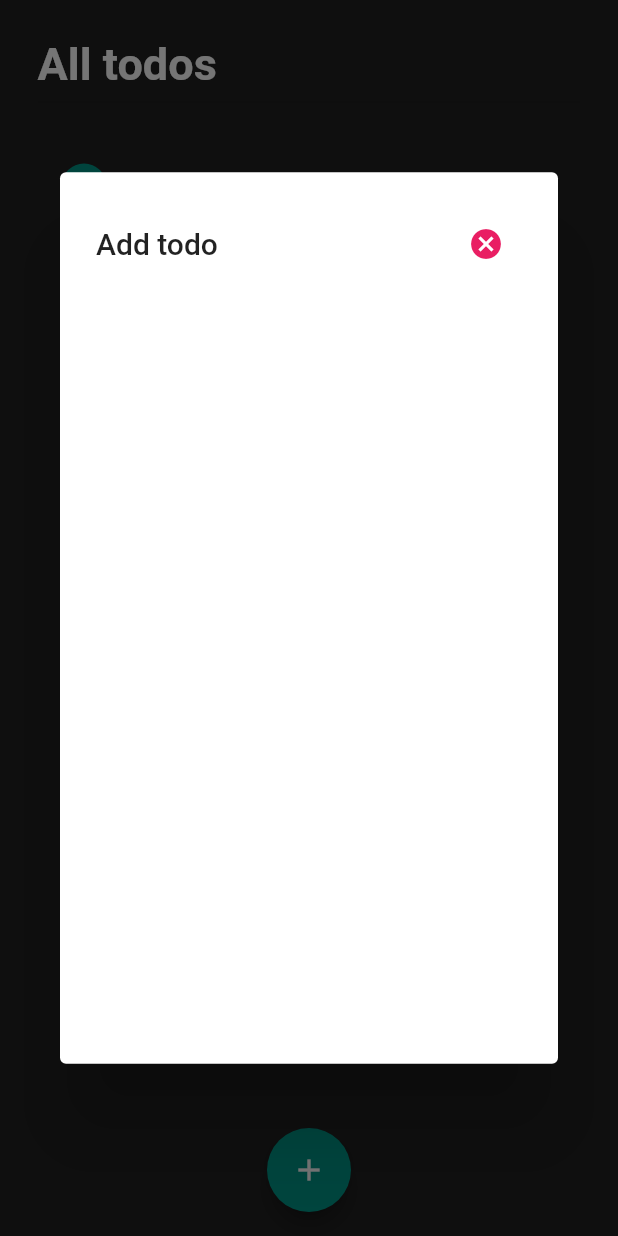
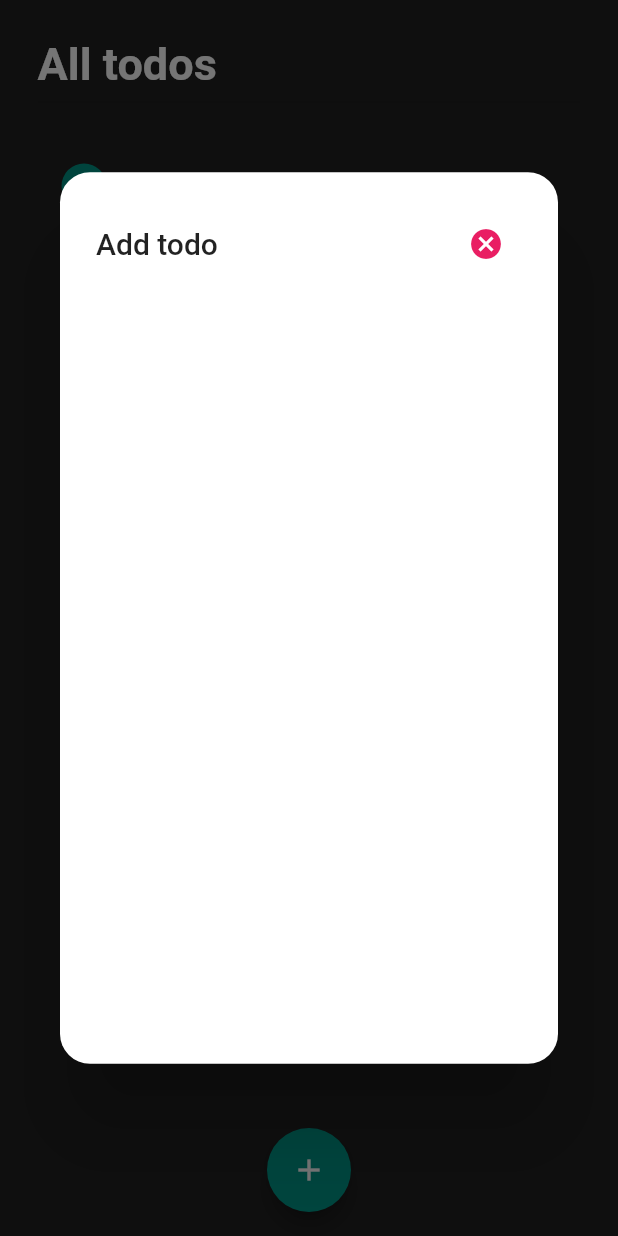
Before and after one commit to kangsudal/todoapp_2021, a Flutter app: the screen it shows after launch, after a tap on the "add" icon, on a phone screen of 412 x 824 dp. Run offline on Flutter 3.47's test engine with Material 2 defaults, Android fonts, the light colour scheme and no system bars.

Commit message:
Dialog Rounded Border

```diff
--- a/lib/todo_list.dart
+++ b/lib/todo_list.dart
@@ -59,6 +59,9 @@ class TodoList extends StatelessWidget {
               context: context,
               builder: (BuildContext builder) {
                 return SimpleDialog(
+                  shape: RoundedRectangleBorder(
+                    borderRadius: BorderRadius.circular(20),
+                  ),
                   title: Row(
                     children: [
                       Text("Add todo"),
```
